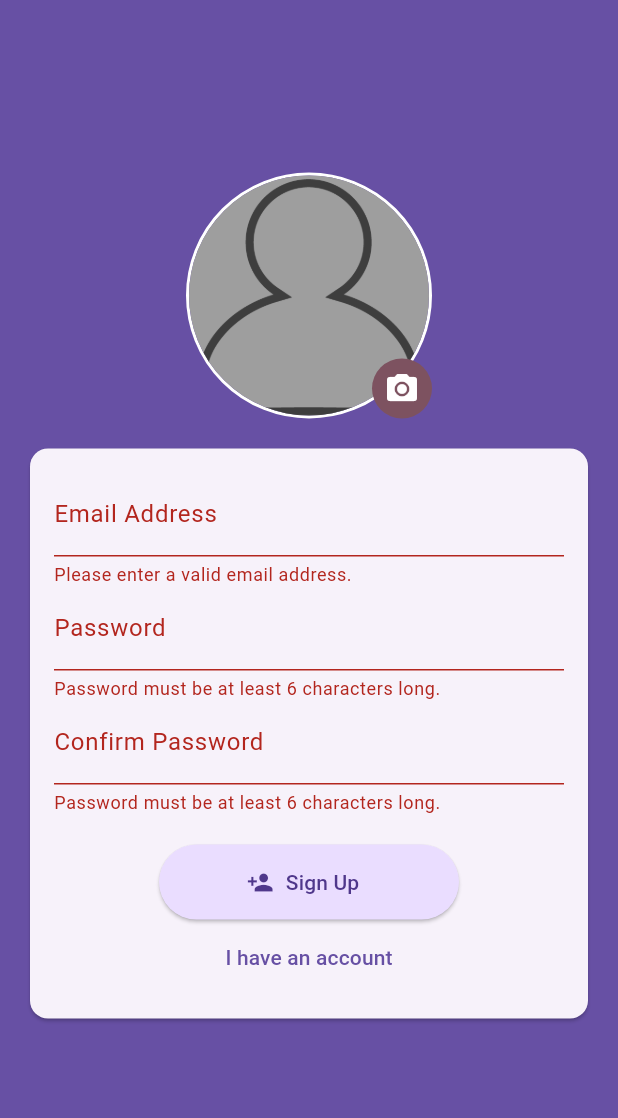
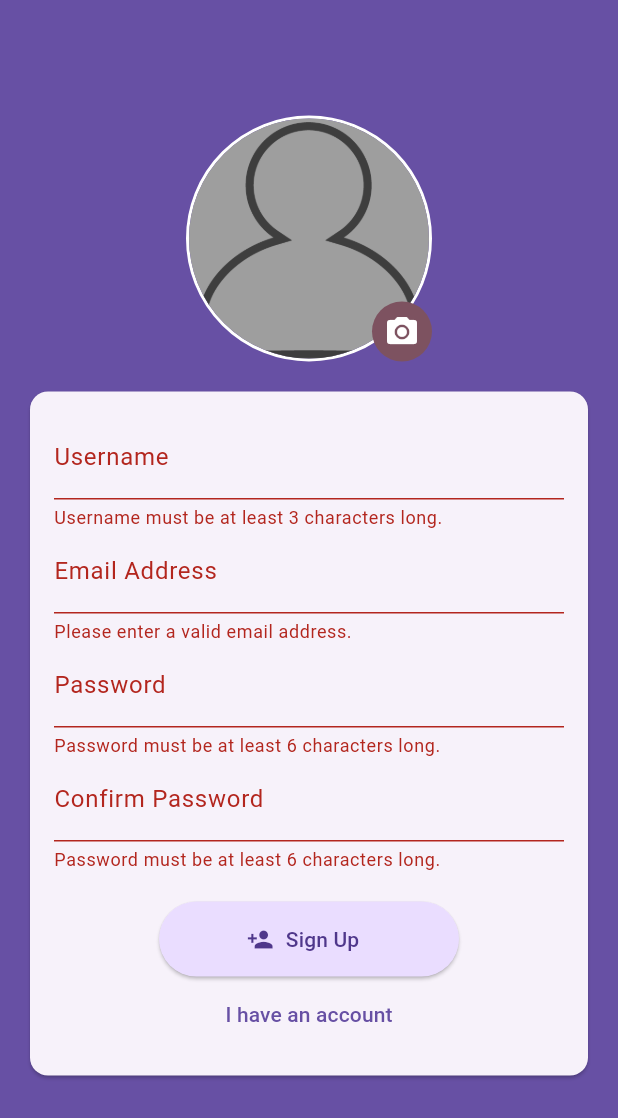
Before and after one commit to lcd11001/flutter-chat, a Flutter app: the SignupScreen screen opened directly with empty values, after a tap on "Sign Up", on a phone screen of 412 x 824 dp. Shown: the top 1118 px of the screen. Run offline on Flutter 3.47's test engine with Material 3 defaults, Android fonts, the phone set to English and light mode, and no system bars; our stand-ins replace cloud_firestore, firebase_auth, firebase_core, firebase_storage, image_picker; accounts and stored records are empty; generated files the repository leaves out were written again.

Commit message:
+ username

```diff
--- a/lib/screens/auth_screen.dart
+++ b/lib/screens/auth_screen.dart
@@ -88,9 +88,9 @@ class _AuthScreenState extends State<AuthScreen> {
                           validator: (value) {
                             if (!widget.isValidPassword(
                               value,
-                              kRequiredLength,
+                              kRequiredPasswordLength,
                             )) {
-                              return 'Password must be at least $kRequiredLength characters long.';
+                              return 'Password must be at least $kRequiredPasswordLength characters long.';
                             }
                             return null;
                           },
--- a/lib/screens/form_validation_screen.dart
+++ b/lib/screens/form_validation_screen.dart
@@ -1,9 +1,17 @@
 import 'package:flutter/material.dart';
 
-const kRequiredLength = 6;
+const kRequiredUsernameLength = 3;
+const kRequiredPasswordLength = 6;
 
 abstract class FormValidationScreen extends StatefulWidget {
   const FormValidationScreen({super.key});
+
+  bool isValidUsername(String? value, int requireLength) {
+    if (value == null || value.trim().isEmpty) {
+      return false;
+    }
+    return value.trim().length >= requireLength;
+  }
 
   bool isValidEmail(String? value) {
     if (value == null || value.trim().isEmpty) {
--- a/lib/screens/signup_screen.dart
+++ b/lib/screens/signup_screen.dart
@@ -21,6 +21,7 @@ class SignupScreen extends FormValidationScreen {
 
 class _SignupScreenState extends State<SignupScreen> {
   final _formKey = GlobalKey<FormState>();
+  final _usernameController = TextEditingController();
   final _emailController = TextEditingController();
   final _passwordController = TextEditingController();
   final _confirmPasswordController = TextEditingController();
@@ -62,6 +63,24 @@ class _SignupScreenState extends State<SignupScreen> {
                       children: [
                         TextFormField(
                           decoration: const InputDecoration(
+                            labelText: 'Username',
+                          ),
+                          keyboardType: TextInputType.text,
+                          textInputAction: TextInputAction.next,
+                          autocorrect: false,
+                          textCapitalization: TextCapitalization.none,
+                          validator: (value) {
+                            if (!widget.isValidUsername(
+                                value, kRequiredUsernameLength)) {
+                              return 'Username must be at least $kRequiredUsernameLength characters long.';
+                            }
+                            return null;
+                          },
+                          autovalidateMode: AutovalidateMode.onUserInteraction,
+                          controller: _usernameController,
+                        ),
+                        TextFormField(
+                          decoration: const InputDecoration(
                             labelText: 'Email Address',
                           ),
                           keyboardType: TextInputType.emailAddress,
@@ -89,9 +108,9 @@ class _SignupScreenState extends State<SignupScreen> {
                           validator: (value) {
                             if (!widget.isValidPassword(
                               value,
-                              kRequiredLength,
+                              kRequiredPasswordLength,
                             )) {
-                              return 'Password must be at least $kRequiredLength characters long.';
+                              return 'Password must be at least $kRequiredPasswordLength characters long.';
                             }
                             return null;
                           },
@@ -110,9 +129,9 @@ class _SignupScreenState extends State<SignupScreen> {
                           validator: (value) {
                             if (!widget.isValidPassword(
                               value,
-                              kRequiredLength,
+                              kRequiredPasswordLength,
                             )) {
-                              return 'Password must be at least $kRequiredLength characters long.';
+                              return 'Password must be at least $kRequiredPasswordLength characters long.';
                             }
                             if (!widget.isValidConfirmPassword(
                                 value, _passwordController.text)) {
@@ -228,7 +247,7 @@ class _SignupScreenState extends State<SignupScreen> {
           'users',
           _userId,
           <String, dynamic>{
-            'name': _emailController.text.split('@').first,
+            'name': _usernameController.text,
             'email': _emailController.text,
             'avatarUrl': _avatarUrl,
           },
```
